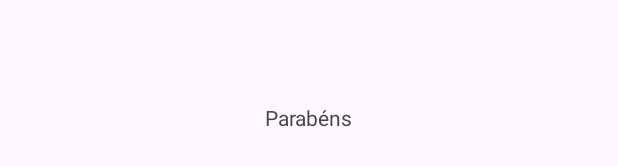
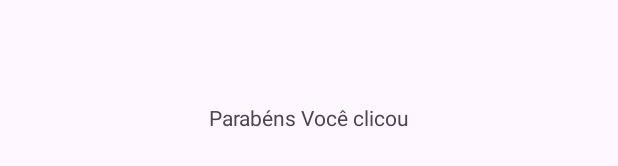
Before and after one commit to mgolegario/LuFit, an Android app: the layout activity_login.xml on its own in the app's theme, with its tools: preview values and no code run, on a phone screen of 412 x 824 dp. Shown: the part 501-667 px from the top of the screen. Run offline under Robolectric (Android 15) with nearby library versions, the phone set to English and light mode, and no system bars.

```diff
--- a/app/src/main/res/layout/activity_login.xml
+++ b/app/src/main/res/layout/activity_login.xml
@@ -11,7 +11,7 @@
         android:id="@+id/textView"
         android:layout_width="wrap_content"
         android:layout_height="wrap_content"
-        android:text="Parabéns"
+        android:text="Parabéns Você clicou"
         app:layout_constraintBottom_toBottomOf="parent"
         app:layout_constraintEnd_toEndOf="parent"
         app:layout_constraintStart_toStartOf="parent"
```
